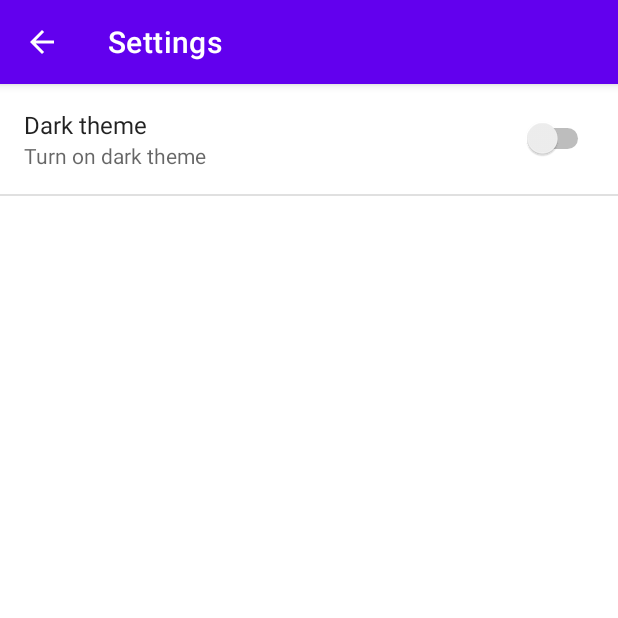
After one commit to momotam001/ToDoList, an Android app: the SettingsActivity screen opened directly, with no data from a screen before it, on a phone screen of 412 x 824 dp, the top half of it. The commit adds this screen. Run offline under Robolectric (Android 15) with nearby library versions, the phone set to English and light mode, and no system bars.

Commit message:
done first part 1

```diff
--- /dev/null
+++ b/app/src/main/java/com/example/todolist/SettingsActivity.java
@@ -0,0 +1,26 @@
+package com.example.todolist;
+
+import android.content.SharedPreferences;
+import android.os.Bundle;
+import android.preference.PreferenceManager;
+
+import androidx.appcompat.app.AppCompatActivity;
+
+public class SettingsActivity extends AppCompatActivity {
+
+    @Override
+    protected void onCreate(Bundle savedInstanceState) {
+        // Change the theme if preference is true
+        SharedPreferences sharedPrefs = PreferenceManager.getDefaultSharedPreferences(this);
+        boolean darkTheme = sharedPrefs.getBoolean(SettingsFragment.PREFERENCE_THEME, false);
+        if (darkTheme) {
+            setTheme(R.style.DarkTheme);
+        }
+        super.onCreate(savedInstanceState);
+
+        // Display the fragment as the main content
+        getFragmentManager().beginTransaction()
+                .replace(android.R.id.content, new SettingsFragment())
+                .commit();
+    }
+}
--- /dev/null
+++ b/app/src/main/java/com/example/todolist/SettingsFragment.java
@@ -0,0 +1,32 @@
+package com.example.todolist;
+
+import android.content.SharedPreferences;
+import android.os.Bundle;
+import android.preference.PreferenceFragment;
+import android.preference.PreferenceManager;
+
+public class SettingsFragment extends PreferenceFragment
+        implements SharedPreferences.OnSharedPreferenceChangeListener {
+    public static String PREFERENCE_THEME = "pref_theme";
+
+    @Override
+    public void onCreate(Bundle savedInstanceState) {
+        super.onCreate(savedInstanceState);
+
+        addPreferencesFromResource(R.xml.preference);
+
+
+
+    }
+
+
+
+    @Override
+    public void onSharedPreferenceChanged(SharedPreferences sharedPreferences, String key) {
+        if (key.equals(PREFERENCE_THEME)) {
+            // Recreate the activity so the theme takes effect
+            getActivity().recreate();
+        }
+
+    }
+}
--- a/app/src/main/res/layout/activity_main.xml
+++ b/app/src/main/res/layout/activity_main.xml
@@ -1,8 +1,10 @@
 <?xml version="1.0" encoding="utf-8"?>
 <RelativeLayout  xmlns:android="http://schemas.android.com/apk/res/android"
    xmlns:app="http://schemas.android.com/apk/res-auto"
+    xmlns:tools="http://schemas.android.com/tools"
     android:layout_height="match_parent"
-    android:layout_width="match_parent">
+    android:layout_width="match_parent"
+    tools:context="com.example.todolist.MainActivity">
 
     <TextView
         android:id="@+id/tasksText"
--- a/app/src/main/res/values/colors.xml
+++ b/app/src/main/res/values/colors.xml
@@ -1,5 +1,12 @@
 <?xml version="1.0" encoding="utf-8"?>
 <resources>
+
+    <color name="colorBackgroundDark">#000</color>
+    <color name="colorAppBar">#023</color>
+    <color name="colorText">#BBB</color>
+    <color name="colorTextSecondary">#999</color>
+    <color name="colorButton">#555</color>
+
     <color name="purple_200">#FFBB86FC</color>
     <color name="purple_500">#FF6200EE</color>
     <color name="purple_700">#FF3700B3</color>
--- a/app/src/main/res/values/strings.xml
+++ b/app/src/main/res/values/strings.xml
@@ -1,3 +1,6 @@
 <resources>
     <string name="app_name">ToDoList</string>
+    <string name="settings">Settings</string>
+    <string name="pref_title_theme">Dark theme</string>
+    <string name="pref_description_theme">Turn on dark theme</string>
 </resources>
--- a/app/src/main/res/values/themes.xml
+++ b/app/src/main/res/values/themes.xml
@@ -14,6 +14,17 @@
         <!-- Customize your theme here. -->
     </style>
 
+    <style name="DarkTheme" parent="Theme.AppCompat.Light.DarkActionBar">
+        <item name="colorPrimary">@color/colorAppBar</item>
+        <item name="colorPrimaryDark">@color/colorBackgroundDark</item>
+        <item name="colorAccent">@color/colorPrimaryDark</item>
+        <item name="android:colorBackground">@color/colorBackgroundDark</item>
+        <item name="android:textColor">@color/colorText</item>
+        <item name="android:textColorSecondary">@color/colorTextSecondary</item>
+        <item name="android:editTextColor">@color/colorText</item>
+        <item name="colorButtonNormal">@color/colorButton</item>
+    </style>
+
     <style name="DialogStyle" parent="Theme.Design.Light.BottomSheetDialog">
     <item name="android:windowIsFloating">false</item>
         <item name="android:windowSoftInputMode">adjustResize</item>
--- /dev/null
+++ b/app/src/main/res/xml/preference.xml
@@ -0,0 +1,17 @@
+<PreferenceScreen
+    xmlns:android="http://schemas.android.com/apk/res/android">
+
+    <SwitchPreference
+        android:defaultValue="false"
+        android:key="pref_theme"
+        android:title="@string/pref_title_theme"
+        android:summary="@string/pref_description_theme">
+
+    </SwitchPreference>
+
+
+
+
+
+
+</PreferenceScreen>
```
Also changed, not shown: app/src/main/AndroidManifest.xml (+6 -3 lines), app/src/main/java/com/example/todolist/MainActivity.java (+39 -2 lines), app/src/main/res/drawable/settings.xml (added, +10 -0 lines), app/src/main/res/menu/settings_menu.xml (added, +9 -0 lines).
